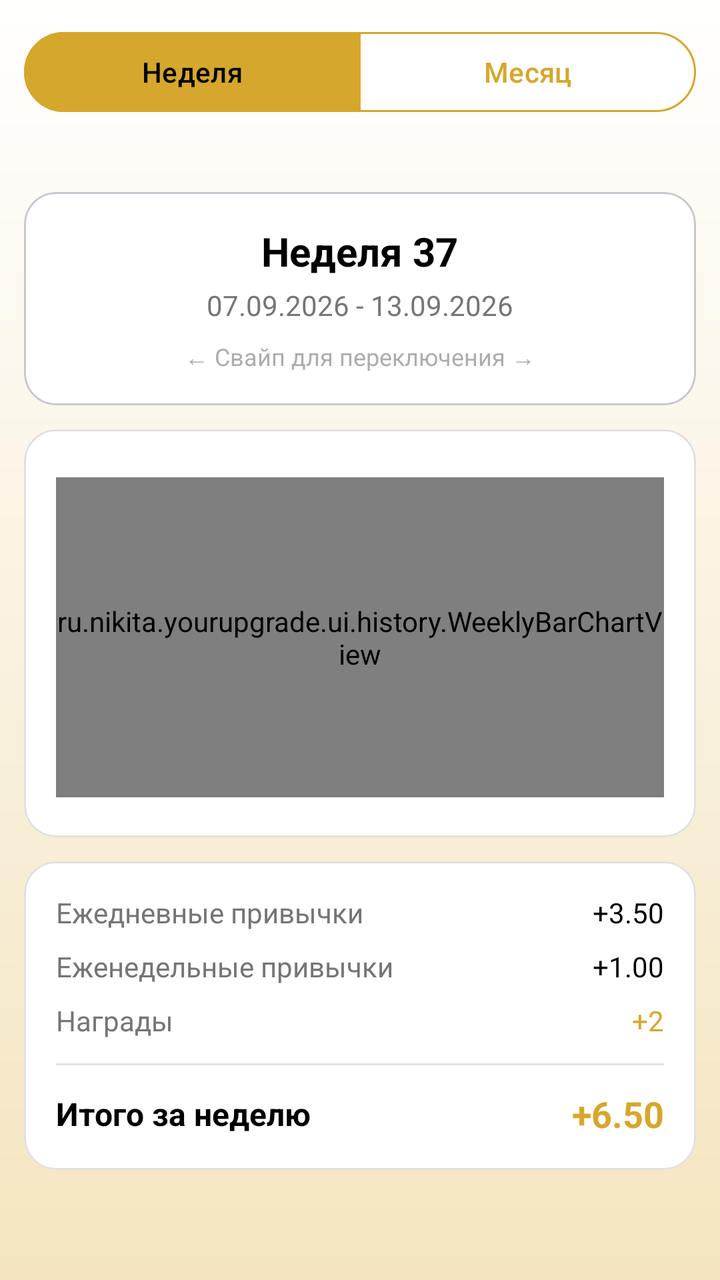
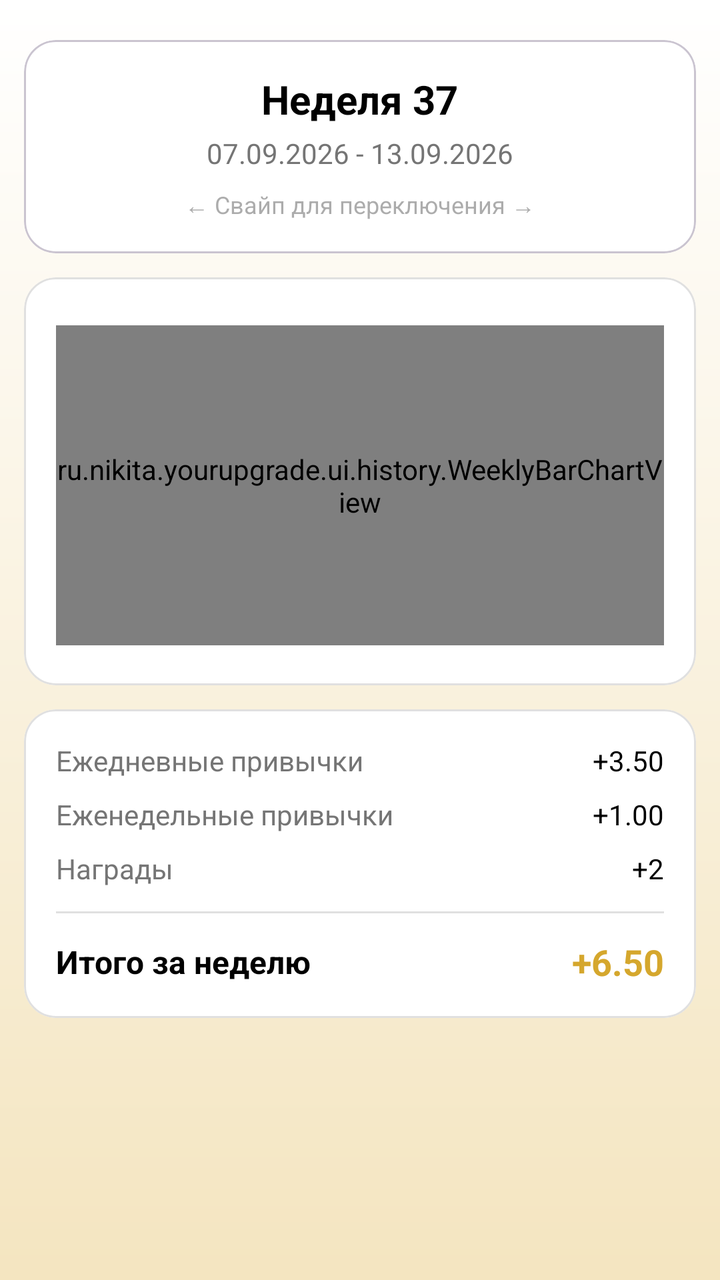

Two renders of the same Android screen: before a commit and after it. Below are the layout's source before the change and the commit's diff.
<!-- AndroidManifest.xml: application theme Theme.YourUpgrade -->
<!-- res/layout/fragment_history.xml -->
<?xml version="1.0" encoding="utf-8"?>
<androidx.constraintlayout.widget.ConstraintLayout xmlns:android="http://schemas.android.com/apk/res/android"
    xmlns:app="http://schemas.android.com/apk/res-auto"
    xmlns:tools="http://schemas.android.com/tools"
    android:layout_width="match_parent"
    android:layout_height="match_parent">

    
    <com.google.android.material.button.MaterialButtonToggleGroup
        android:id="@+id/toggle_period"
        android:layout_width="match_parent"
        android:layout_height="wrap_content"
        android:layout_margin="12dp"
        app:checkedButton="@id/button_week"
        app:layout_constraintEnd_toEndOf="parent"
        app:layout_constraintStart_toStartOf="parent"
        app:layout_constraintTop_toTopOf="parent"
        app:selectionRequired="true"
        app:singleSelection="true">

        <com.google.android.material.button.MaterialButton
            android:id="@+id/button_week"
            style="?attr/materialButtonOutlinedStyle"
            android:layout_width="0dp"
            android:layout_height="wrap_content"
            android:layout_weight="1"
            android:text="Неделя"
            android:textColor="@color/toggle_button_text"
            app:backgroundTint="@color/toggle_button_bg"
            app:strokeColor="@color/main_gold" />

        <com.google.android.material.button.MaterialButton
            android:id="@+id/button_month"
            style="?attr/materialButtonOutlinedStyle"
            android:layout_width="0dp"
            android:layout_height="wrap_content"
            android:layout_weight="1"
            android:text="Месяц"
            android:textColor="@color/toggle_button_text"
            app:backgroundTint="@color/toggle_button_bg"
            app:strokeColor="@color/main_gold" />

    </com.google.android.material.button.MaterialButtonToggleGroup>

    <ScrollView
        android:layout_width="match_parent"
        android:layout_height="0dp"
        android:layout_marginTop="8dp"
        app:layout_constraintBottom_toBottomOf="parent"
        app:layout_constraintEnd_toEndOf="parent"
        app:layout_constraintStart_toStartOf="parent"
        app:layout_constraintTop_toBottomOf="@+id/toggle_period">

        <LinearLayout
            android:layout_width="match_parent"
            android:layout_height="wrap_content"
            android:layout_marginTop="8dp"
            android:orientation="vertical"
            android:padding="12dp">

            
            <com.google.android.material.card.MaterialCardView
                android:id="@+id/cardWeekHeader"
                android:layout_width="match_parent"
                android:layout_height="wrap_content"
                android:layout_marginTop="8dp"
                app:cardBackgroundColor="@android:color/white"
                app:cardCornerRadius="16dp"
                app:cardElevation="0dp"
                app:strokeWidth="1dp">

                <LinearLayout
                    android:layout_width="match_parent"
                    android:layout_height="wrap_content"
                    android:gravity="center"
                    android:orientation="vertical"
                    android:padding="16dp">

                    <TextView
                        android:id="@+id/tvWeekTitle"
                        android:layout_width="wrap_content"
                        android:layout_height="wrap_content"
                        android:text="Неделя 37"
                        android:textColor="@color/black"
                        android:textSize="20sp"
                        android:textStyle="bold" />

                    <TextView
                        android:id="@+id/tvWeekRange"
                        android:layout_width="wrap_content"
                        android:layout_height="wrap_content"
                        android:layout_marginTop="4dp"
                        android:text="07.09.2026 - 13.09.2026"
                        android:textColor="@color/text_secondary"
                        android:textSize="14sp" />

                    <TextView
                        android:layout_width="wrap_content"
                        android:layout_height="wrap_content"
                        android:layout_marginTop="8dp"
                        android:alpha="0.6"
                        android:text="← Свайп для переключения →"
                        android:textColor="@color/text_secondary"
                        android:textSize="12sp" />

                </LinearLayout>

            </com.google.android.material.card.MaterialCardView>

            
            <com.google.android.material.card.MaterialCardView
                android:layout_width="match_parent"
                android:layout_height="wrap_content"
                android:layout_marginTop="12dp"
                app:cardBackgroundColor="@android:color/white"
                app:cardCornerRadius="16dp"
                app:cardElevation="0dp"
                app:strokeColor="#E0E0E0"
                app:strokeWidth="1dp">

                <LinearLayout
                    android:layout_width="match_parent"
                    android:layout_height="wrap_content"
                    android:orientation="vertical"
                    android:padding="16dp">

                    
                    <LinearLayout
                        android:id="@+id/dayLabels"
                        android:layout_width="match_parent"
                        android:layout_height="wrap_content"
                        android:orientation="horizontal" />

                    
                    <FrameLayout
                        android:layout_width="match_parent"
                        android:layout_height="wrap_content"
                        android:layout_marginTop="8dp">

                        
                        <LinearLayout
                            android:id="@+id/chartContainer"
                            android:layout_width="match_parent"
                            android:layout_height="wrap_content"
                            android:orientation="vertical">

                            <ru.nikita.yourupgrade.ui.history.WeeklyBarChartView
                                android:id="@+id/barChart"
                                android:layout_width="match_parent"
                                android:layout_height="160dp" />

                            
                            <LinearLayout
                                android:id="@+id/numbersContainer"
                                android:layout_width="match_parent"
                                android:layout_height="wrap_content"
                                android:layout_marginTop="4dp"
                                android:orientation="horizontal" />

                        </LinearLayout>

                        
                        <TextView
                            android:id="@+id/tvNoData"
                            android:layout_width="match_parent"
                            android:layout_height="180dp"
                            android:gravity="center"
                            android:lineSpacingExtra="4dp"
                            android:text="На этой неделе пока нет данных\nНачните отмечать привычки 📝"
                            android:textColor="@color/text_secondary"
                            android:textSize="14sp"
                            android:visibility="gone" />

                    </FrameLayout>

                </LinearLayout>

            </com.google.android.material.card.MaterialCardView>

            
            <com.google.android.material.card.MaterialCardView
                android:layout_width="match_parent"
                android:layout_height="wrap_content"
                android:layout_marginTop="12dp"
                app:cardBackgroundColor="@android:color/white"
                app:cardCornerRadius="16dp"
                app:cardElevation="0dp"
                app:strokeColor="#E0E0E0"
                app:strokeWidth="1dp">

                <LinearLayout
                    android:layout_width="match_parent"
                    android:layout_height="wrap_content"
                    android:orientation="vertical"
                    android:padding="16dp">

                    
                    <LinearLayout
                        android:layout_width="match_parent"
                        android:layout_height="wrap_content"
                        android:orientation="horizontal">

                        <TextView
                            android:layout_width="0dp"
                            android:layout_height="wrap_content"
                            android:layout_weight="1"
                            android:text="Ежедневные привычки"
                            android:textColor="@color/text_secondary"
                            android:textSize="14sp" />

                        <TextView
                            android:id="@+id/tvDailyPoints"
                            android:layout_width="wrap_content"
                            android:layout_height="wrap_content"
                            android:text="+3.50"
                            android:textColor="@color/text_primary"
                            android:textSize="14sp" />

                    </LinearLayout>

                    
                    <LinearLayout
                        android:layout_width="match_parent"
                        android:layout_height="wrap_content"
                        android:layout_marginTop="8dp"
                        android:orientation="horizontal">

                        <TextView
                            android:layout_width="0dp"
                            android:layout_height="wrap_content"
                            android:layout_weight="1"
                            android:text="Еженедельные привычки"
                            android:textColor="@color/text_secondary"
                            android:textSize="14sp" />

                        <TextView
                            android:id="@+id/tvWeeklyPoints"
                            android:layout_width="wrap_content"
                            android:layout_height="wrap_content"
                            android:text="+1.00"
                            android:textColor="@color/text_primary"
                            android:textSize="14sp" />

                    </LinearLayout>

                    
                    <LinearLayout
                        android:layout_width="match_parent"
                        android:layout_height="wrap_content"
                        android:layout_marginTop="8dp"
                        android:orientation="horizontal">

                        <TextView
                            android:layout_width="0dp"
                            android:layout_height="wrap_content"
                            android:layout_weight="1"
                            android:text="Награды"
                            android:textColor="@color/text_secondary"
                            android:textSize="14sp" />

                        <TextView
                            android:id="@+id/tvAchievementPoints"
                            android:layout_width="wrap_content"
                            android:layout_height="wrap_content"
                            android:text="+2"
                            android:textColor="@color/main_gold"
                            android:textSize="14sp" />

                    </LinearLayout>

                    
                    <View
                        android:layout_width="match_parent"
                        android:layout_height="1dp"
                        android:layout_marginVertical="12dp"
                        android:background="#E0E0E0" />

                    
                    <LinearLayout
                        android:layout_width="match_parent"
                        android:layout_height="wrap_content"
                        android:gravity="center_vertical"
                        android:orientation="horizontal">

                        <TextView
                            android:layout_width="0dp"
                            android:layout_height="wrap_content"
                            android:layout_weight="1"
                            android:text="Итого за неделю"
                            android:textColor="@color/text_primary"
                            android:textSize="16sp"
                            android:textStyle="bold" />

                        <TextView
                            android:id="@+id/tvWeekTotal"
                            android:layout_width="wrap_content"
                            android:layout_height="wrap_content"
                            android:text="+6.50"
                            android:textColor="@color/main_gold"
                            android:textSize="18sp"
                            android:textStyle="bold" />

                    </LinearLayout>

                </LinearLayout>

            </com.google.android.material.card.MaterialCardView>

            
            <com.google.android.material.card.MaterialCardView
                android:id="@+id/cardDayDetails"
                android:layout_width="match_parent"
                android:layout_height="wrap_content"
                android:layout_marginTop="12dp"
                android:visibility="gone"
                app:cardBackgroundColor="@android:color/white"
                app:cardCornerRadius="16dp"
                app:cardElevation="0dp"
                app:strokeColor="#E0E0E0"
                app:strokeWidth="1dp">

                <LinearLayout
                    android:layout_width="match_parent"
                    android:layout_height="wrap_content"
                    android:orientation="vertical"
                    android:padding="16dp">

                    <TextView
                        android:id="@+id/tvDayDetailsTitle"
                        android:layout_width="wrap_content"
                        android:layout_height="wrap_content"
                        android:text="Понедельник, 07.09"
                        android:textColor="@color/black"
                        android:textSize="16sp"
                        android:textStyle="bold" />

                    <View
                        android:layout_width="match_parent"
                        android:layout_height="1dp"
                        android:layout_marginVertical="12dp"
                        android:background="#E0E0E0" />

                    <LinearLayout
                        android:id="@+id/dayDetailsContainer"
                        android:layout_width="match_parent"
                        android:layout_height="wrap_content"
                        android:orientation="vertical" />

                </LinearLayout>

            </com.google.android.material.card.MaterialCardView>

        </LinearLayout>

    </ScrollView>

</androidx.constraintlayout.widget.ConstraintLayout>
<!-- resources referenced by this layout -->
<resources>
  <color name="black">#FF000000</color>
  <color name="main_gold">#D5A72D</color>
  <color name="text_primary">@color/black</color>
  <color name="text_secondary">#757575</color>
  <style name="Theme.YourUpgrade" parent="Base.Theme.YourUpgrade" />
  <style name="Base.Theme.YourUpgrade" parent="Theme.Material3.DayNight.NoActionBar">
          
          <item name="colorPrimary">#2E5A3C</item>
          <item name="colorPrimaryVariant">#1B3A26</item>
          <item name="colorOnPrimary">#FFFFFF</item>
  
          <item name="colorSecondary">#C9A84C</item>
          <item name="colorSecondaryVariant">#A68A3E</item>
          <item name="colorOnSecondary">#2D2D2D</item>
  
          
          <item name="android:windowBackground">@drawable/bg_app_gradient</item>
  
          
          <item name="cardBackgroundColor">#FFFFFF</item>
      </style>
  <!-- drawable bg_app_gradient (drawable) -->
  <?xml version="1.0" encoding="utf-8"?>
  <shape xmlns:android="http://schemas.android.com/apk/res/android">
      <gradient
          android:type="linear"
          android:angle="270"
          android:startColor="@color/bg_start_color"
          android:endColor="@color/bg_end_color" />
  </shape>
  <color name="bg_start_color">@color/white</color>
  <color name="bg_end_color">@color/light_yellow</color>
  <color name="white">#FFFFFFFF</color>
  <color name="light_yellow">#F4E5C0</color>
</resources>

<!-- the commit's change to res/layout/fragment_history.xml (unified diff, before → after) -->
@@ -6,50 +6,15 @@
     android:layout_height="match_parent">
 
     
-    <com.google.android.material.button.MaterialButtonToggleGroup
-        android:id="@+id/toggle_period"
-        android:layout_width="match_parent"
-        android:layout_height="wrap_content"
-        android:layout_margin="12dp"
-        app:checkedButton="@id/button_week"
-        app:layout_constraintEnd_toEndOf="parent"
-        app:layout_constraintStart_toStartOf="parent"
-        app:layout_constraintTop_toTopOf="parent"
-        app:selectionRequired="true"
-        app:singleSelection="true">
-
-        <com.google.android.material.button.MaterialButton
-            android:id="@+id/button_week"
-            style="?attr/materialButtonOutlinedStyle"
-            android:layout_width="0dp"
-            android:layout_height="wrap_content"
-            android:layout_weight="1"
-            android:text="Неделя"
-            android:textColor="@color/toggle_button_text"
-            app:backgroundTint="@color/toggle_button_bg"
-            app:strokeColor="@color/main_gold" />
-
-        <com.google.android.material.button.MaterialButton
-            android:id="@+id/button_month"
-            style="?attr/materialButtonOutlinedStyle"
-            android:layout_width="0dp"
-            android:layout_height="wrap_content"
-            android:layout_weight="1"
-            android:text="Месяц"
-            android:textColor="@color/toggle_button_text"
-            app:backgroundTint="@color/toggle_button_bg"
-            app:strokeColor="@color/main_gold" />
-
-    </com.google.android.material.button.MaterialButtonToggleGroup>
+    
 
     <ScrollView
         android:layout_width="match_parent"
         android:layout_height="0dp"
-        android:layout_marginTop="8dp"
         app:layout_constraintBottom_toBottomOf="parent"
         app:layout_constraintEnd_toEndOf="parent"
         app:layout_constraintStart_toStartOf="parent"
-        app:layout_constraintTop_toBottomOf="@+id/toggle_period">
+        app:layout_constraintTop_toTopOf="parent">
 
         <LinearLayout
             android:layout_width="match_parent"
@@ -63,7 +28,6 @@
                 android:id="@+id/cardWeekHeader"
                 android:layout_width="match_parent"
                 android:layout_height="wrap_content"
-                android:layout_marginTop="8dp"
                 app:cardBackgroundColor="@android:color/white"
                 app:cardCornerRadius="16dp"
                 app:cardElevation="0dp"
@@ -263,7 +227,7 @@
                             android:layout_width="wrap_content"
                             android:layout_height="wrap_content"
                             android:text="+2"
-                            android:textColor="@color/main_gold"
+                            android:textColor="@color/text_primary"
                             android:textSize="14sp" />
 
                     </LinearLayout>
<!-- resource entries referenced after the edit -->
@@ -7,19 +7,22 @@
   <style name="Theme.YourUpgrade" parent="Base.Theme.YourUpgrade" />
   <style name="Base.Theme.YourUpgrade" parent="Theme.Material3.DayNight.NoActionBar">
           
-          <item name="colorPrimary">#2E5A3C</item>
+          <item name="colorPrimary">@color/main_gold</item>
           <item name="colorPrimaryVariant">#1B3A26</item>
           <item name="colorOnPrimary">#FFFFFF</item>
-  
           <item name="colorSecondary">#C9A84C</item>
           <item name="colorSecondaryVariant">#A68A3E</item>
           <item name="colorOnSecondary">#2D2D2D</item>
-  
           
           <item name="android:windowBackground">@drawable/bg_app_gradient</item>
-  
           
           <item name="cardBackgroundColor">#FFFFFF</item>
+          
+          <item name="android:colorBackground">@android:color/white</item>
+          <item name="android:popupBackground">@android:color/white</item>
+          <item name="popupMenuBackground">@android:color/white</item>
+          <item name="android:popupMenuStyle">@style/AppPopupMenu</item>
+          <item name="spinnerDropDownItemStyle">@style/AppSpinnerDropDownItem</item>
       </style>
   <!-- drawable bg_app_gradient (drawable) -->
   <?xml version="1.0" encoding="utf-8"?>
@@ -30,8 +33,25 @@
           android:startColor="@color/bg_start_color"
           android:endColor="@color/bg_end_color" />
   </shape>
+  <style name="AppPopupMenu" parent="Widget.MaterialComponents.PopupMenu">
+          <item name="android:popupBackground">@drawable/bg_popup_menu</item>
+      </style>
+  <style name="AppSpinnerDropDownItem" parent="Widget.AppCompat.DropDownItem.Spinner">
+          <item name="android:background">@android:color/white</item>
+          <item name="android:textColor">@color/text_primary</item>
+          <item name="android:paddingVertical">12dp</item>
+      </style>
   <color name="bg_start_color">@color/white</color>
   <color name="bg_end_color">@color/light_yellow</color>
+  <!-- drawable bg_popup_menu (drawable) -->
+  <?xml version="1.0" encoding="utf-8"?>
+  <shape xmlns:android="http://schemas.android.com/apk/res/android">
+      <solid android:color="@android:color/white" />
+      <corners android:radius="12dp" />
+      <stroke
+          android:width="1dp"
+          android:color="#E0E0E0" />
+  </shape>
   <color name="white">#FFFFFFFF</color>
   <color name="light_yellow">#F4E5C0</color>
 </resources>
